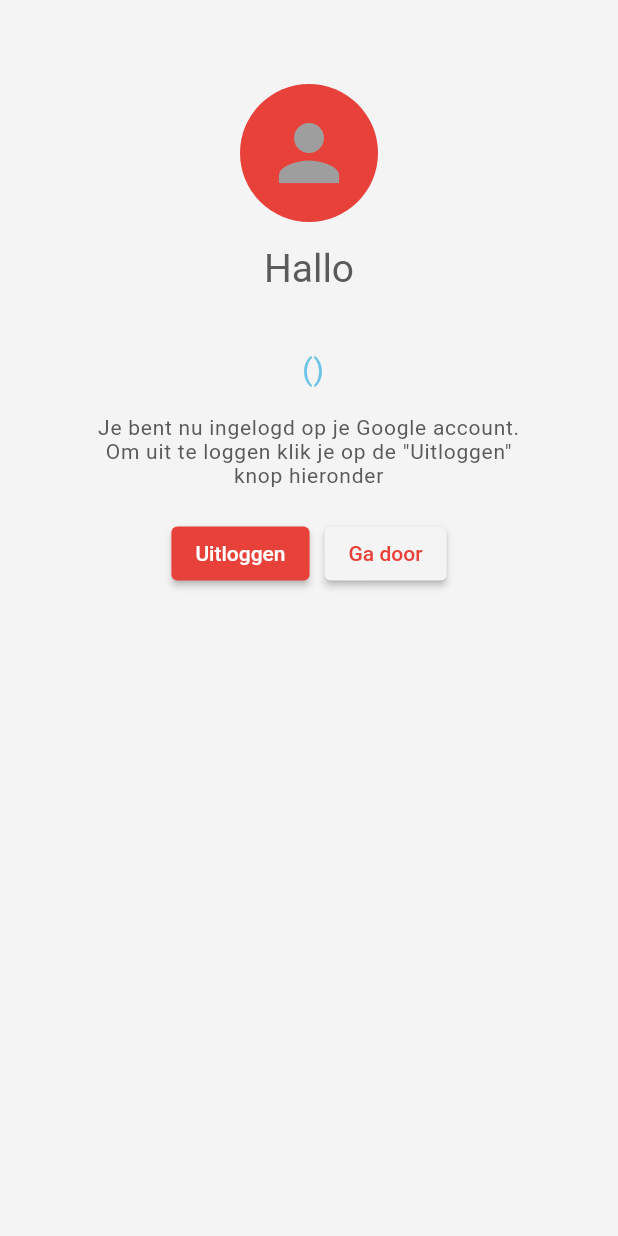
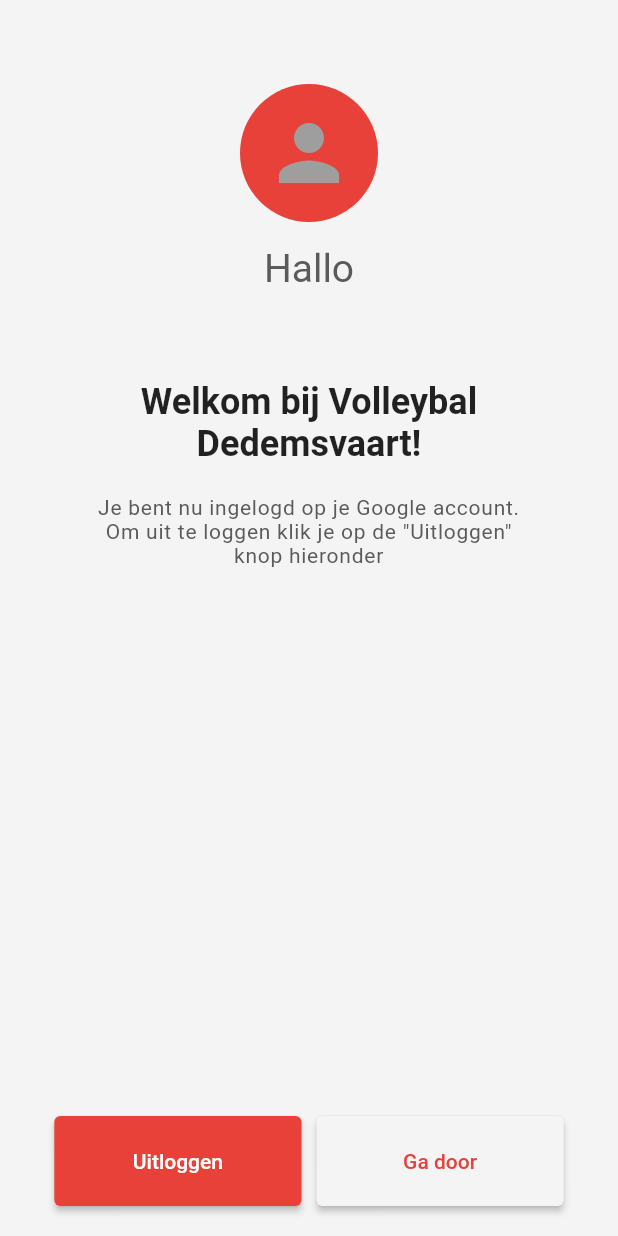
Before and after one commit to JarretHoving97/my_flutter_app, a Flutter app: the screen it shows once a user with an empty profile is signed in, on a phone screen of 412 x 824 dp. Run offline on Flutter 3.47's test engine with Material 2 defaults, Android fonts, the phone set to English and light mode, and no system bars; our stand-ins replace cached_network_image, firebase_auth, firebase_core, flutter_signin_button, google_sign_in; missing offline and left inert: dart:ffi; accounts and stored records are empty.

Commit message:
added network call with wrapping to know user has access or nit

```diff
--- /dev/null
+++ b/new_app/lib/Model/LocalUserModel.dart
@@ -0,0 +1,6 @@
+import 'package:firebase_auth/firebase_auth.dart';
+
+class LocalUserModel {
+  static LocalUserModel shared = LocalUserModel();
+  late User user;
+}
--- a/new_app/lib/Model/Providers.dart
+++ b/new_app/lib/Model/Providers.dart
@@ -1,5 +1,6 @@
 import 'package:firebase_auth/firebase_auth.dart';
 import 'package:flutter/material.dart';
+import 'package:new_app/Network/AccessClient.dart';
 import 'package:new_app/Network/EventClient.dart';
 import 'package:new_app/Network/NewsClient.dart';
 import 'package:provider/provider.dart';
@@ -21,5 +22,7 @@ List<SingleChildWidget> providers = [
   ),
   ChangeNotifierProvider<EventDataprovider>(
     create: (context) => EventDataprovider(),
-  )
+  ),
+  ChangeNotifierProvider<AccessAppProviver>(
+      create: (context) => AccessAppProviver())
 ];
--- a/new_app/lib/Scenes/Onboarding/UserInfoScreen.dart
+++ b/new_app/lib/Scenes/Onboarding/UserInfoScreen.dart
@@ -1,6 +1,7 @@
 import 'package:firebase_auth/firebase_auth.dart';
 import 'package:flutter/material.dart';
 import 'package:new_app/Scenes/News/NewsPage.dart';
+import 'package:new_app/Scenes/Onboarding/UserAccessWrapper.dart';
 import 'package:new_app/Scenes/Tabbar/BottomNavBar.dart';
 import 'package:new_app/Util/AppColor.dart';
 import 'package:provider/provider.dart';
@@ -29,6 +30,7 @@ class _UserInfoScreenState extends State<UserInfoScreen> {
 
   @override
   Widget build(BuildContext context) {
+    double screenWidth = MediaQuery.of(context).size.width;
     return Scaffold(
       backgroundColor: AppColor.appBackground,
       appBar: AppBar(elevation: 0, backgroundColor: AppColor.appBackground),
@@ -77,13 +79,13 @@ class _UserInfoScreenState extends State<UserInfoScreen> {
             ),
           ),
           const SizedBox(height: 8.0),
+          const SizedBox(
+            height: 20,
+          ),
           Text(
-            ' (${_user.email})',
-            style: const TextStyle(
-              color: AppColor.hilightedTextColor,
-              fontSize: 20,
-              letterSpacing: 0.5,
-            ),
+            "Welkom bij Volleybal Dedemsvaart!",
+            style: TextStyle(fontSize: 24, fontWeight: FontWeight.w700),
+            textAlign: TextAlign.center,
           ),
           const SizedBox(
             height: 20,
@@ -100,12 +102,14 @@ class _UserInfoScreenState extends State<UserInfoScreen> {
               textAlign: TextAlign.center,
             ),
           ),
-          Padding(
-            padding: const EdgeInsets.all(20.0),
-            child: Row(
+          Spacer(),
+          Row(
             mainAxisAlignment: MainAxisAlignment.center,
             children: [
-                ElevatedButton(
+              SizedBox(
+                height: 60,
+                width: screenWidth / 2.5,
+                child: ElevatedButton(
                     onPressed: () {
                       context.read<AuthenticationService>().singout();
                     },
@@ -113,15 +117,19 @@ class _UserInfoScreenState extends State<UserInfoScreen> {
                     style: ButtonStyle(
                         backgroundColor: MaterialStateProperty.all<Color>(
                             AppColor.appColor))),
+              ),
               const SizedBox(
                 width: 10,
               ),
-                ElevatedButton(
+              SizedBox(
+                height: 60,
+                width: screenWidth / 2.5,
+                child: ElevatedButton(
                   onPressed: () {
                     Navigator.push(
                       context,
                       MaterialPageRoute(
-                          builder: (context) => const BottomNavBar()),
+                          builder: (context) => UserAccessWrapper()),
                     );
                   },
                   child: Text("Ga door"),
@@ -129,9 +137,9 @@ class _UserInfoScreenState extends State<UserInfoScreen> {
                     primary: AppColor.appBackground,
                     onPrimary: AppColor.appColor,
                   ),
+                ),
               )
             ],
-            ),
           ),
         ]),
       )),
--- a/new_app/lib/main.dart
+++ b/new_app/lib/main.dart
@@ -1,5 +1,6 @@
 import 'package:firebase_auth/firebase_auth.dart';
 import 'package:firebase_core/firebase_core.dart';
+import 'package:new_app/Model/LocalUserModel.dart';
 import 'package:new_app/Model/Providers.dart';
 import 'package:new_app/Scenes/Onboarding/UserInfoScreen.dart';
 import 'Firebase/firebase_options.dart';
@@ -46,6 +47,9 @@ class AuthenticationWrapper extends StatelessWidget {
     if (firebaseuser == null) {
       return SignInPage();
     } else if (user != null) {
+      // set user data to shared preference
+      LocalUserModel.shared.user = user;
+
       return UserInfoScreen(user: user);
     }
     return const HomePage();
```
Also changed, not shown: new_app/lib/Network/AccessClient.dart (added, +47 -0 lines), new_app/lib/Scenes/Onboarding/UserAccessWrapper.dart (added, +42 -0 lines), 1 other file. Lines whose indentation alone changed are shown as unchanged.
